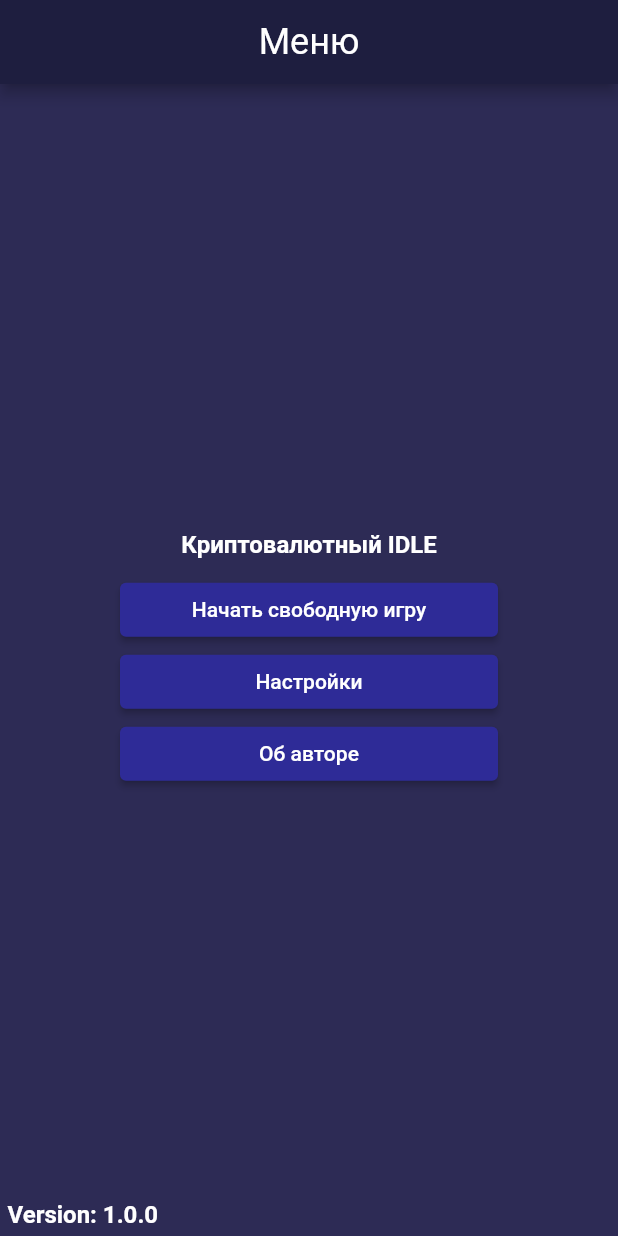
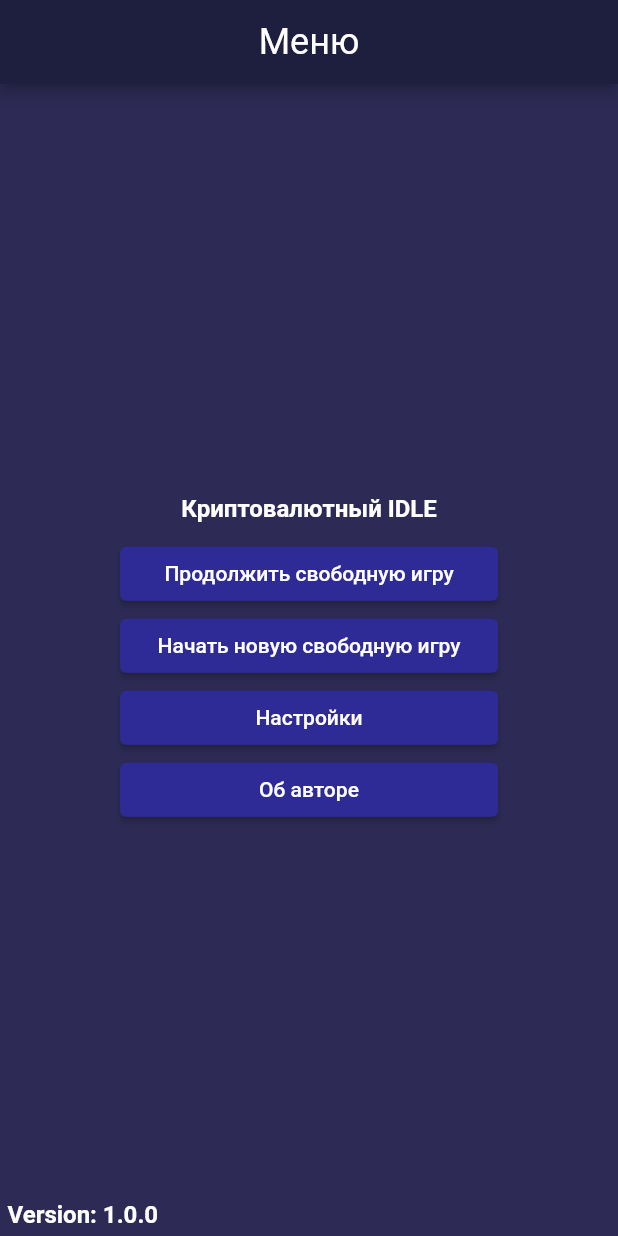
Before and after one commit to PanteoPro/flutter_crypto_idle, a Flutter app: the screen it shows after launch, on a phone screen of 412 x 824 dp. Run offline on Flutter 3.47's test engine with Material 2 defaults, Android fonts, the phone set to English and light mode, and no system bars; our stand-ins replace adaptive_theme, hive, hive_flutter, syncfusion_flutter_charts; missing offline and left inert: syncfusion_flutter_core; accounts and stored records are empty.

Commit message:
Pre prroduction

```diff
--- a/lib/initial_data.dart
+++ b/lib/initial_data.dart
@@ -1,6 +1,7 @@
 import 'dart:math';
 
 import 'package:crypto_idle/domain/entities/flat.dart';
+import 'package:crypto_idle/domain/entities/game.dart';
 import 'package:crypto_idle/domain/entities/pc.dart';
 import 'package:crypto_idle/domain/entities/price_token.dart';
 import 'package:crypto_idle/domain/entities/statistics.dart';
@@ -257,6 +258,10 @@ class InitialDataManager {
     await Hive.deleteBoxFromDisk(newsBoxName);
   }
 
+  Future<void> restartGame() async {
+    final gameBox = await Hive.openBox<Game>(pcConstBoxName);
+  }
+
   void _registerAdapter<T>(int typeID, TypeAdapter<T> adapter) {
     if (!Hive.isAdapterRegistered(typeID)) {
       Hive.registerAdapter<T>(adapter);
--- a/lib/l10n/intl_en.arb
+++ b/lib/l10n/intl_en.arb
@@ -70,7 +70,8 @@
     "menu_title": "Menu",
     "menu_game_title": "Crypto IDLE",
     "menu_company_button_title": "Start company",
-    "menu_free_button_title": "Start free play",
+    "menu_free_continue_button_title": "Continue free play",
+    "menu_free_button_title": "Start new free play",
     "menu_settings_button_title": "Settings",
     "menu_about_button_title": "About the author",
 
--- a/lib/l10n/intl_ru.arb
+++ b/lib/l10n/intl_ru.arb
@@ -70,7 +70,8 @@
     "menu_title": "Меню",
     "menu_game_title": "Криптовалютный IDLE",
     "menu_company_button_title": "Начать компанию",
-    "menu_free_button_title": "Начать свободную игру",
+    "menu_free_continue_button_title": "Продолжить свободную игру",
+    "menu_free_button_title": "Начать новую свободную игру",
     "menu_settings_button_title": "Настройки",
     "menu_about_button_title": "Об авторе",
 
--- a/lib/main.dart
+++ b/lib/main.dart
@@ -14,8 +14,5 @@ import 'domain/entities/pc.dart';
 
 Future<void> main() async {
   await Hive.initFlutter();
-  final dataManager = InitialDataManager();
-  await dataManager.deleteBoxesFromDisk();
-  await dataManager.init();
-  runApp(MainApp());
+  runApp(const MainApp());
 }
--- a/lib/ui/navigators/main_navigator.dart
+++ b/lib/ui/navigators/main_navigator.dart
@@ -65,7 +65,7 @@ class MainNavigation {
           child: const GameMiningPage(),
         ),
     MainNavigationRouteNames.menu: (context) =>
-        Provider(create: (ctx) => MenuViewModel(ctx), child: const MenuWidget()),
+        ChangeNotifierProvider(create: (ctx) => MenuViewModel(ctx), child: const MenuWidget()),
     MainNavigationRouteNames.menuSettings: (context) => const MenuSettingsPage(),
     MainNavigationRouteNames.menuAbout: (context) => const MenuAboutWidget(),
   };
--- a/lib/ui/widgets/game/view_models/game_view_model.dart
+++ b/lib/ui/widgets/game/view_models/game_view_model.dart
@@ -28,7 +28,7 @@ class GameViewModelState {
 
 class GameViewModel extends ChangeNotifier {
   GameViewModel() {
-    _initialRepository();
+    initialRepository();
   }
 
   @override
@@ -53,7 +53,7 @@ class GameViewModel extends ChangeNotifier {
   GameViewModelState get state => _state;
 
   /// Initial Repository
-  Future<void> _initialRepository() async {
+  Future<void> initialRepository() async {
     await _gameRepository.init();
     await _pcRepository.init();
     await _flatRepository.init();
--- a/lib/ui/widgets/menu/view/menu_page.dart
+++ b/lib/ui/widgets/menu/view/menu_page.dart
@@ -76,18 +76,20 @@ class _ButtonsWidget extends StatelessWidget {
 
   @override
   Widget build(BuildContext context) {
-    final vm = context.read<MenuViewModel>();
+    final vm = context.watch<MenuViewModel>();
+
     return Padding(
       padding: const EdgeInsets.symmetric(horizontal: 80),
       child: Column(
         children: [
-          // SizedBox(
-          //   width: double.infinity,
-          //   child: MyButton(
-          //       color: Theme.of(context).splashColor,
-          //       onPressed: vm.onCompanyGameButtonPressed,
-          //       title: S.of(context).menu_company_button_title),
-          // ),
+          if (!vm.isEndGame)
+            SizedBox(
+              width: double.infinity,
+              child: MyButton(
+                  color: Theme.of(context).splashColor,
+                  onPressed: vm.onContinueGameButtonPressed,
+                  title: S.of(context).menu_free_continue_button_title),
+            ),
           SizedBox(
             width: double.infinity,
             child: MyButton(
--- a/lib/ui/widgets/menu/view_models/menu_view_model.dart
+++ b/lib/ui/widgets/menu/view_models/menu_view_model.dart
@@ -1,10 +1,26 @@
+import 'dart:async';
+
 import 'package:crypto_idle/domain/repositories/game_repository.dart';
+import 'package:crypto_idle/domain/repositories/my_repository.dart';
 import 'package:crypto_idle/initial_data.dart';
 import 'package:crypto_idle/ui/navigators/main_navigator.dart';
+import 'package:crypto_idle/ui/widgets/game/view_models/game_view_model.dart';
 import 'package:flutter/cupertino.dart';
+import 'package:provider/provider.dart';
 
-class MenuViewModel {
-  MenuViewModel(this.context);
+class MenuViewModel extends ChangeNotifier {
+  MenuViewModel(this.context) {
+    initialRepositories();
+  }
+
+  final _gameRepository = GameRepository();
+  Future<void> initialRepositories() async {
+    await _gameRepository.init();
+    isEndGame = _gameRepository.game.gameOver;
+    notifyListeners();
+  }
+
+  bool isEndGame = true;
 
   final BuildContext context;
 
@@ -12,14 +28,21 @@ class MenuViewModel {
     Navigator.of(context).pushReplacementNamed(MainNavigationRouteNames.gameMain);
   }
 
-  Future<void> onFreeGameButtonPressed() async {
-    final gr = GameRepository();
-    await gr.init();
-    if (gr.game.gameOver) {
+  Future<void> onContinueGameButtonPressed() async {
+    if (_gameRepository.game.gameOver) {
       final dataManager = InitialDataManager();
       await dataManager.deleteBoxesFromDisk();
       await dataManager.init();
+      await context.read<GameViewModel>().initialRepository();
     }
+    Navigator.of(context).pushReplacementNamed(MainNavigationRouteNames.gameMain);
+  }
+
+  Future<void> onFreeGameButtonPressed() async {
+    final dataManager = InitialDataManager();
+    await dataManager.deleteBoxesFromDisk();
+    await dataManager.init();
+    await context.read<GameViewModel>().initialRepository();
     Navigator.of(context).pushReplacementNamed(MainNavigationRouteNames.gameMain);
   }
 
```
Also changed, not shown: lib/ui/widgets/game/view_models/game_mining_view_model.dart (+6 -2 lines), lib/domain/entities/game.g.dart, lib/generated/intl/messages_en.dart, lib/generated/intl/messages_ru.dart, lib/generated/l10n.dart.
